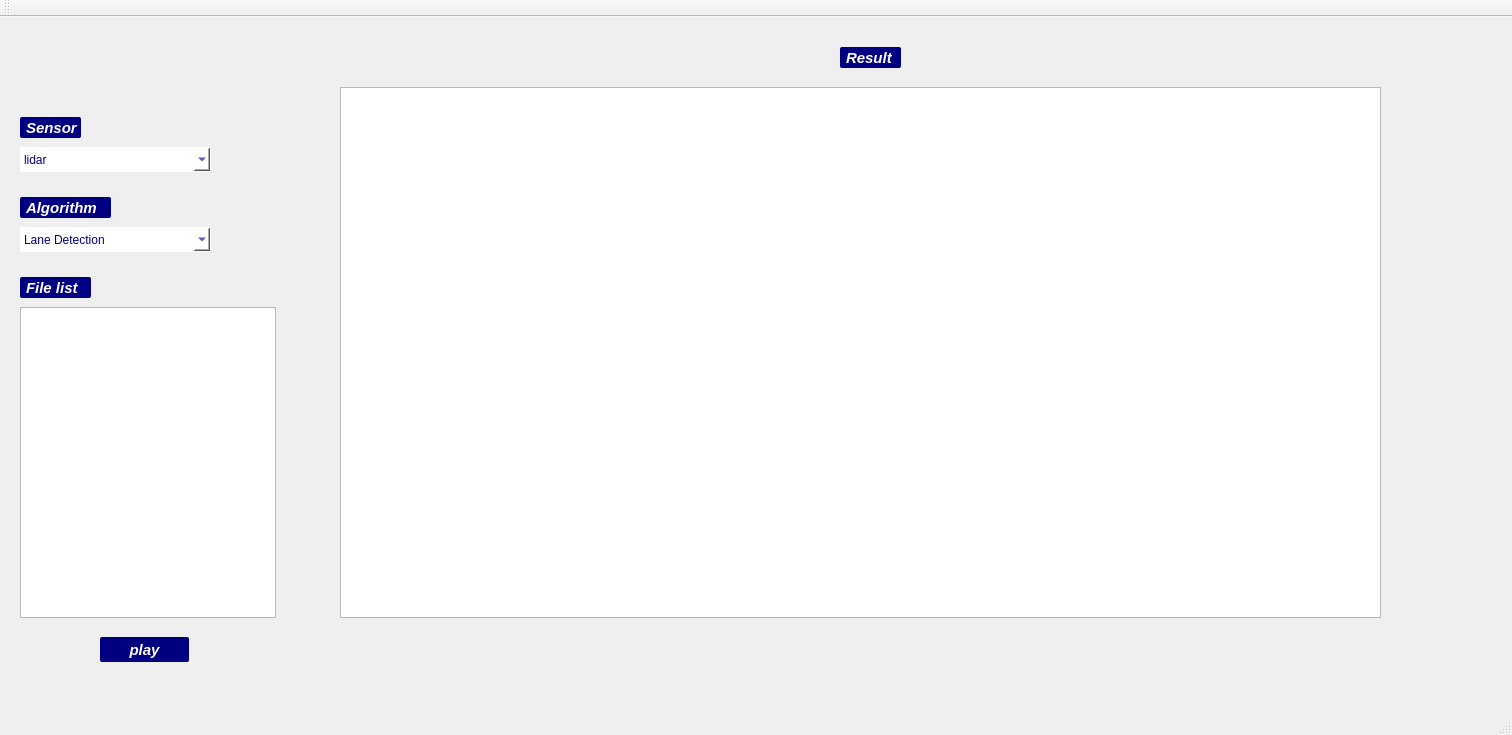
dazory/diva2, file GroundStation/Algorithmtest/mainwindow.ui: the form before one commit.
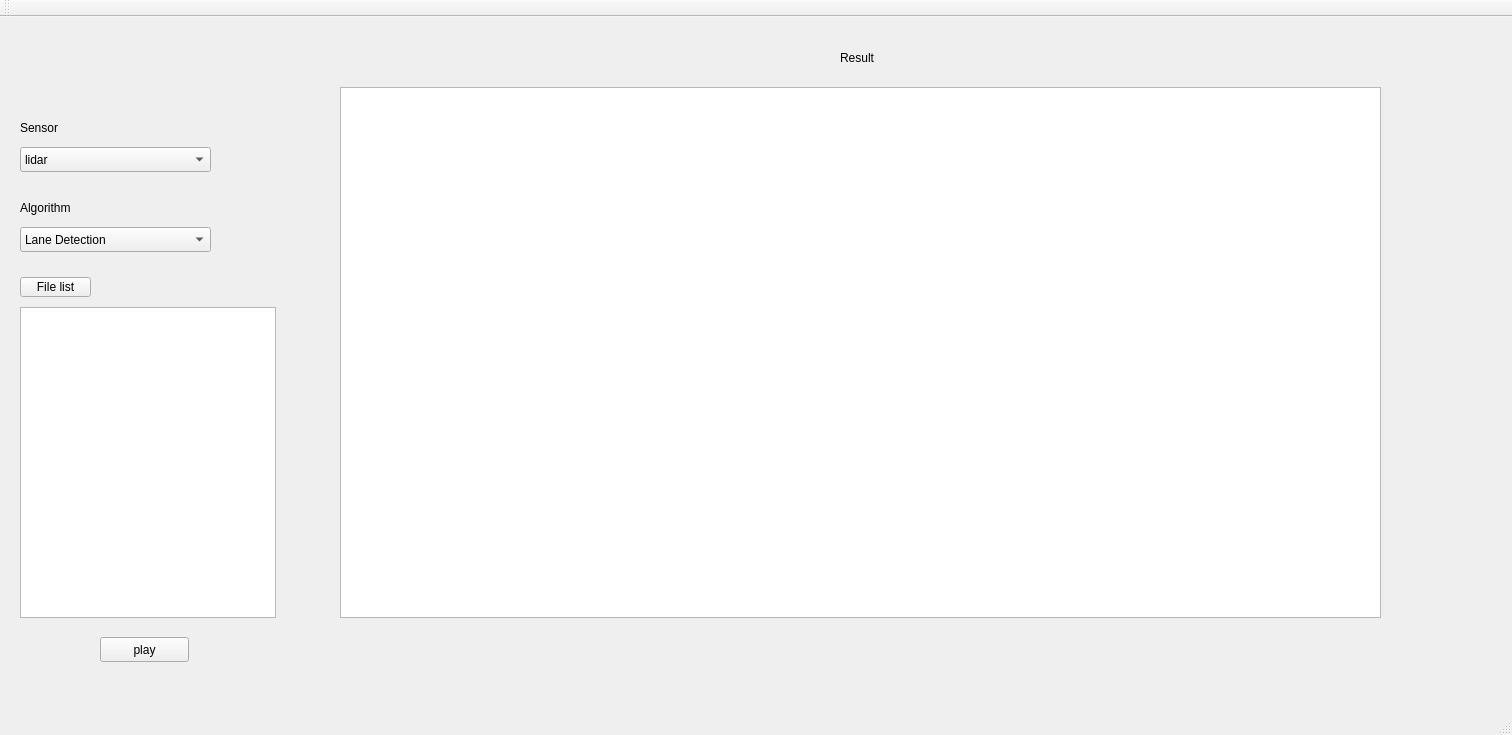
The form after the commit.

```diff
--- a/GroundStation/Algorithmtest/mainwindow.ui
+++ b/GroundStation/Algorithmtest/mainwindow.ui
@@ -38,7 +38,12 @@
 background-color: rgba(0, 0, 128, 1.0);
 font: bold italic 15px;
 color:white;
-}</string>
+}
+
+background-color : rgb(173, 127, 168)
+
+
+</string>
   </property>
   <widget class="QWidget" name="centralwidget">
    <widget class="QComboBox" name="comboBox">
@@ -122,19 +127,6 @@
      <string>Algorithm</string>
     </property>
    </widget>
-   <widget class="QLabel" name="label_3">
-    <property name="geometry">
-     <rect>
-      <x>20</x>
-      <y>260</y>
-      <width>71</width>
-      <height>21</height>
-     </rect>
-    </property>
-    <property name="text">
-     <string>File list</string>
-    </property>
-   </widget>
    <widget class="QGraphicsView" name="graphicsView_2">
     <property name="geometry">
      <rect>
@@ -181,6 +173,19 @@
      <string>play</string>
     </property>
    </widget>
+   <widget class="QPushButton" name="pushButton_2">
+    <property name="geometry">
+     <rect>
+      <x>20</x>
+      <y>260</y>
+      <width>71</width>
+      <height>20</height>
+     </rect>
+    </property>
+    <property name="text">
+     <string>File list</string>
+    </property>
+   </widget>
   </widget>
   <widget class="QMenuBar" name="menubar">
    <property name="geometry">
```
Left out of the diff: 3 changed lines with no effect on the pictures.
